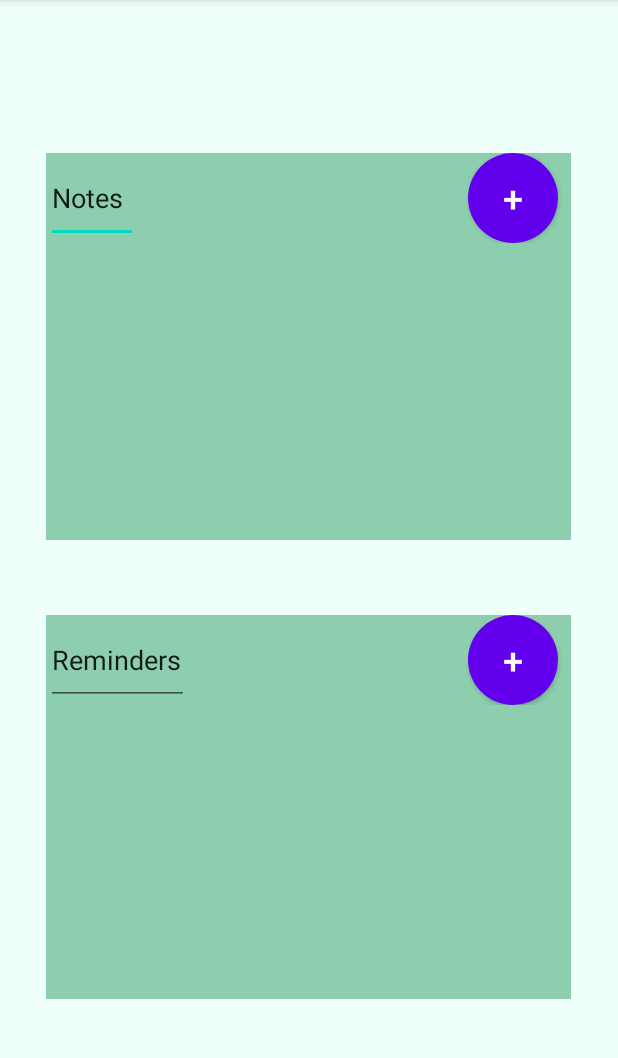
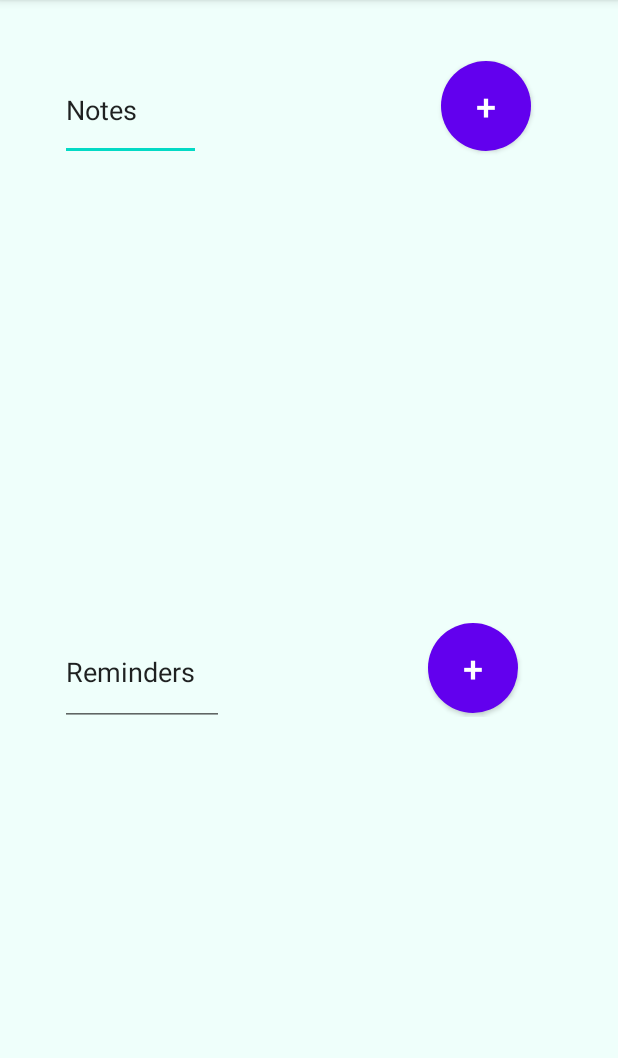
Before and after one commit to DevinSidler/Modul335, an Android app: the screen it shows after launch (MainActivity), on a phone screen of 412 x 824 dp, the part 84-1142 px from its top. Run offline under Robolectric (Android 15) with nearby library versions, the phone set to English and light mode, and no system bars.

Commit message:
View Changed
Added Buttons and InputFields

```diff
--- a/app/build.gradle
+++ b/app/build.gradle
@@ -33,6 +33,7 @@ dependencies {
     implementation 'com.google.android.material:material:1.4.0'
     implementation 'androidx.constraintlayout:constraintlayout:2.1.1'
     implementation 'androidx.legacy:legacy-support-v4:1.0.0'
+    implementation 'com.google.code.gson:gson:2.8.8'
     testImplementation 'junit:junit:4.+'
     androidTestImplementation 'androidx.test.ext:junit:1.1.3'
     androidTestImplementation 'androidx.test.espresso:espresso-core:3.4.0'
--- a/app/src/main/AndroidManifest.xml
+++ b/app/src/main/AndroidManifest.xml
@@ -10,6 +10,12 @@
         android:supportsRtl="true"
         android:theme="@style/Theme.SecureNotes">
         <activity
+            android:name=".activity.ReminderActivity"
+            android:exported="false" />
+        <activity
+            android:name=".activity.NoteActivity"
+            android:exported="false" />
+        <activity
             android:name=".activity.MainActivity"
             android:exported="true">
             <intent-filter>
--- a/app/src/main/res/layout/activity_main.xml
+++ b/app/src/main/res/layout/activity_main.xml
@@ -18,87 +18,108 @@
             android:gravity="center"
             android:orientation="vertical">
 
-            <ScrollView
-                android:layout_width="350dp"
-                android:layout_height="258dp"
-                android:layout_marginBottom="50dp"
-                android:background="#8CCEAE">
+            <FrameLayout
+                android:layout_width="match_parent"
+                android:layout_height="372dp"
+                android:paddingLeft="40dp"
+                android:paddingTop="40dp"
+                android:paddingRight="40dp"
+                android:paddingBottom="40dp">
 
                 <LinearLayout
                     android:layout_width="match_parent"
-                    android:layout_height="wrap_content"
+                    android:layout_height="match_parent"
                     android:orientation="vertical">
 
                     <LinearLayout
                         android:layout_width="match_parent"
-                        android:layout_height="match_parent"
+                        android:layout_height="79dp"
                         android:layout_gravity="center"
                         android:orientation="horizontal">
 
                         <EditText
                             android:id="@+id/editTextTextPersonName3"
-                            android:layout_width="61dp"
-                            android:layout_height="match_parent"
+                            android:layout_width="94dp"
+                            android:layout_height="67dp"
                             android:ems="10"
-                            android:inputType="textPersonName"
+                            android:inputType="none"
                             android:text="Notes" />
 
                         <Button
                             android:id="@+id/createNote"
                             android:layout_width="60dp"
                             android:layout_height="60dp"
-                            android:layout_gravity="end"
-                            android:layout_marginLeft="220dp"
+                            android:layout_marginLeft="160dp"
                             android:background="@drawable/roundedbutton"
                             android:backgroundTint="#834A4A"
                             android:backgroundTintMode="src_over"
                             android:text="+"
                             android:textAlignment="center"
                             android:textSize="24sp" />
+
                     </LinearLayout>
 
+                    <ListView
+                        android:id="@+id/noteView"
+                        android:layout_width="match_parent"
+                        android:layout_height="212dp">
+
+                    </ListView>
+
                 </LinearLayout>
-            </ScrollView>
 
-            <ScrollView
-                android:layout_width="350dp"
-                android:layout_height="256dp"
-                android:background="#8CCEAE">
+            </FrameLayout>
+
+            <FrameLayout
+                android:layout_width="match_parent"
+                android:layout_height="match_parent"
+                android:paddingLeft="40dp"
+                android:paddingTop="40dp"
+                android:paddingRight="40dp"
+                android:paddingBottom="40dp">
 
                 <LinearLayout
                     android:layout_width="match_parent"
-                    android:layout_height="wrap_content"
-                    android:orientation="vertical" >
+                    android:layout_height="match_parent"
+                    android:orientation="vertical">
 
                     <LinearLayout
                         android:layout_width="match_parent"
-                        android:layout_height="match_parent"
+                        android:layout_height="66dp"
                         android:layout_gravity="center"
                         android:orientation="horizontal">
 
                         <EditText
                             android:id="@+id/editTextTextPersonName2"
-                            android:layout_width="95dp"
-                            android:layout_height="match_parent"
+                            android:layout_width="109dp"
+                            android:layout_height="72dp"
                             android:ems="10"
-                            android:inputType="textPersonName"
+                            android:inputType="none"
                             android:text="Reminders" />
 
                         <Button
                             android:id="@+id/createReminder"
                             android:layout_width="60dp"
                             android:layout_height="60dp"
-                            android:layout_gravity="end"
-                            android:layout_marginLeft="186dp"
+                            android:layout_marginLeft="136dp"
                             android:background="@drawable/roundedbutton"
                             android:backgroundTint="#834A4A"
                             android:backgroundTintMode="src_over"
                             android:text="+"
                             android:textAlignment="center"
                             android:textSize="24sp" />
+
                     </LinearLayout>
+
+                    <ListView
+                        android:id="@+id/reminderView"
+                        android:layout_width="match_parent"
+                        android:layout_height="212dp" />
+
                 </LinearLayout>
-            </ScrollView>
+
+            </FrameLayout>
+
         </LinearLayout>
 
     </LinearLayout>
--- a/app/src/main/res/layout/activity_reminder.xml
+++ b/app/src/main/res/layout/activity_reminder.xml
@@ -3,9 +3,10 @@
     xmlns:app="http://schemas.android.com/apk/res-auto"
     xmlns:tools="http://schemas.android.com/tools"
     android:layout_width="match_parent"
-    android:layout_height="match_parent">
+    android:layout_height="match_parent"
+    tools:context=".activity.NoteActivity">
 
-    <FrameLayout
+<FrameLayout
         android:layout_width="417dp"
         android:layout_height="736dp"
         android:paddingLeft="40dp"
--- a/app/src/main/res/values/colors.xml
+++ b/app/src/main/res/values/colors.xml
@@ -7,4 +7,5 @@
     <color name="teal_700">#FF018786</color>
     <color name="black">#FF000000</color>
     <color name="white">#FFFFFFFF</color>
+    <color name="textBackground">#CDFFED</color>
 </resources>
```
Also changed, not shown: app/src/main/res/layout/activity_note.xml (+49 -16 lines).
